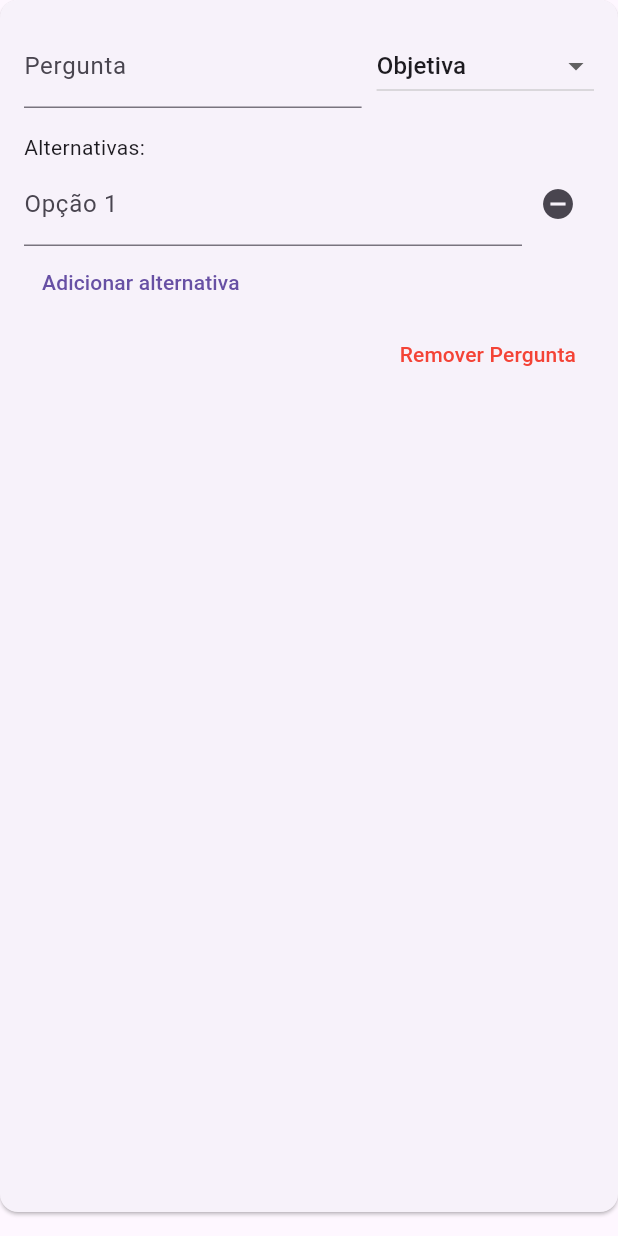
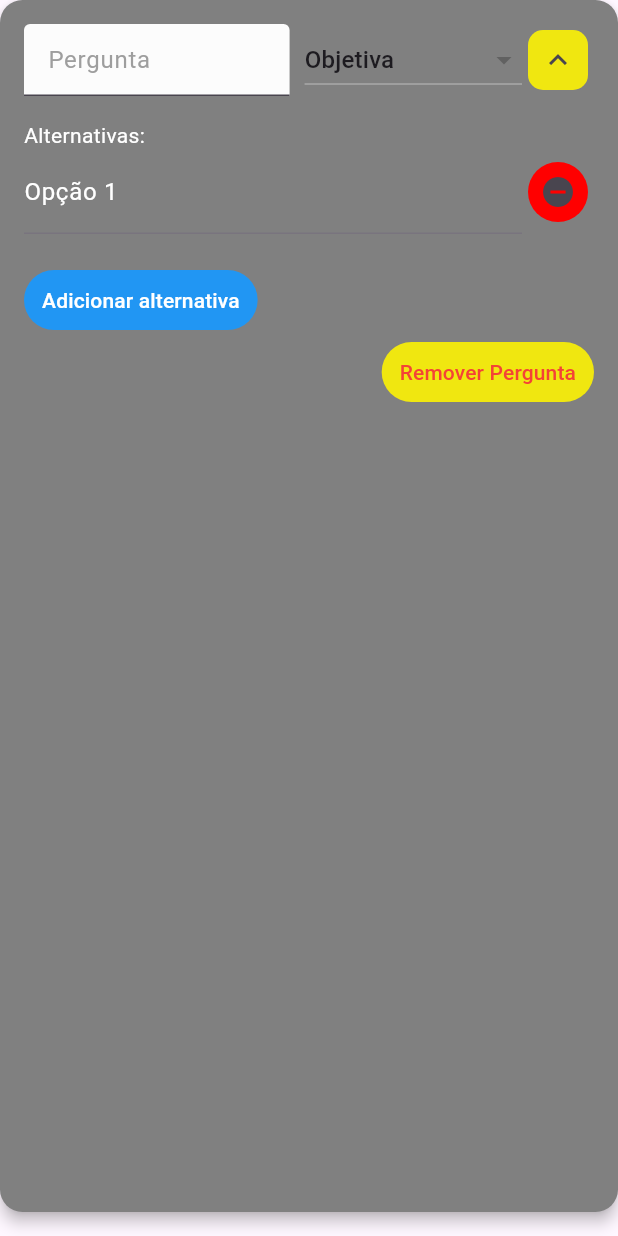
Before and after one commit to pereiraR3/Rota-Oeste-FrontEnd, a Flutter app: the QuestionCard widget shown alone on an empty page, opened directly with empty values, on a phone screen of 412 x 824 dp. Run offline on Flutter 3.47's test engine with Material 3 defaults, Android fonts, the phone set to English and light mode, and no system bars; our stand-ins replace shared_preferences; accounts and stored records are empty; network calls fail.

Commit message:
ajuste das telas de checklist e relatorio

```diff
--- a/flutter_application_2/lib/telas/tela_criacao_checklist.dart
+++ b/flutter_application_2/lib/telas/tela_criacao_checklist.dart
@@ -18,6 +18,9 @@ class _TelaCriacaoChecklistState extends State<TelaCriacaoChecklist> {
   final TextEditingController nomeCheckListController = TextEditingController();
   void addQuestion() {
     setState(() {
+      for (var question in questions) {
+        question.isExpanded = false; // Fecha as outras perguntas
+      }
       questions.add(Question());
     });
   }
@@ -27,23 +30,20 @@ class _TelaCriacaoChecklistState extends State<TelaCriacaoChecklist> {
       questions.removeAt(index);
     });
   }
+
   @override
   void initState() {
     super.initState();
     _loadToken();
   }
 
-
   Future<void> _loadToken() async {
     final prefs = await SharedPreferences.getInstance();
     setState(() {
       token = prefs.getString('token');
-
     });
     print('Token carregado para requisição: $token');
   }
-
-
 
   Future<void> Chequelist() async {
     try {
@@ -90,13 +90,13 @@ Future<void> criaQuestao(int idChecklist) async {
       for (var question in questions) {
         String tituloQuestao = question.questionText;
         String tipoQuestao = question.questionType; // Conversão correta
-      if (tipoQuestao == 'Imagem'){
+        if (tipoQuestao == 'Imagem') {
           tipoQuestaoID = 3;
-      }else if (tipoQuestao == 'Múltipla Escolha'){
+        } else if (tipoQuestao == 'Múltipla Escolha') {
           tipoQuestaoID = 2;
-      }else if (tipoQuestao == 'Objetiva'){
+        } else if (tipoQuestao == 'Objetiva') {
           tipoQuestaoID = 1;
-      }else {
+        } else {
           tipoQuestaoID = 1; // Um valor padrão, caso necessário
         }
         // Fazendo a requisição HTTP POST para cada questão
@@ -178,16 +178,15 @@ Future<void> criaAlternativa(int idQuestao, List<String> options) async {
     }
   }
 
-void ca(){
+  void ca() {
     int index = 0;
-  for (var q in questions){
+    for (var q in questions) {
       index += 1;
       print(q.options);
       print(q.questionText);
       print(q.questionType);
     }
   }
-
 
   @override
   Widget build(BuildContext context) {
@@ -208,11 +207,12 @@ void ca(){
                 SizedBox(height: 20),
                 Container(
                   padding: EdgeInsets.all(20),
-                  width: screenSize.width * 0.6, // 80% da largura da tela
+                  width: screenSize.width * 0.6, // 60% da largura da tela
                   height: screenSize.height * 0.8, // 80% da altura da tela
                   decoration: BoxDecoration(
+                    border: Border.all(color: Color.fromRGBO(1, 1, 1, 1)),
                     borderRadius: BorderRadius.circular(15),
-                    color: Color.fromRGBO(117, 117, 117, 1),
+                    color: Color.fromRGBO(255, 255, 255, 1),
                   ),
                   child: Column(
                     children: [
@@ -239,7 +239,8 @@ void ca(){
                                     controller: nomeCheckListController,
                                     decoration: InputDecoration(
                                       filled: true,
-                                      fillColor: Colors.white,
+                                      fillColor:
+                                          const Color.fromRGBO(240, 231, 16, 1),
                                     ),
                                   ),
                                 ),
@@ -250,7 +251,7 @@ void ca(){
                             width: 120,
                           ),
                           ElevatedButton(
-                            onPressed:Chequelist,
+                            onPressed: Chequelist,
                             child: Text("Salvar Checklist"),
                             style: ElevatedButton.styleFrom(
                                 foregroundColor: Colors.black,
@@ -302,6 +303,7 @@ class Question {
   String questionText = '';
   String questionType = 'Objetiva'; // Tipos: Objetiva, Múltipla Escolha, Imagem
   List<String> options = [''];
+  bool isExpanded = true;
 
   void addOption() {
     options.add('');
@@ -336,6 +338,12 @@ class _QuestionCardState extends State<QuestionCard> {
   @override
   Widget build(BuildContext context) {
     return Card(
+      color: const Color.fromARGB(255, 128, 128, 128), // Cor de fundo do Card
+      elevation: 4, // Sombra abaixo do Card (opcional)
+      shape: RoundedRectangleBorder(
+        borderRadius:
+            BorderRadius.circular(15), // Bordas arredondadas (opcional)
+      ),
       margin: const EdgeInsets.only(bottom: 16),
       child: Padding(
         padding: const EdgeInsets.all(16.0),
@@ -349,7 +357,15 @@ class _QuestionCardState extends State<QuestionCard> {
                     onChanged: (value) {
                       widget.question.questionText = value;
                     },
-                    decoration: InputDecoration(labelText: 'Pergunta'),
+                    decoration: InputDecoration(
+                      hintText: "Pergunta",
+                      hintStyle: TextStyle(
+                        color: Colors.grey, // Cor do hint text
+                      ),
+                      filled: true,
+                      fillColor: Color.fromRGBO(252, 252, 252, 1),
+                    ),
+                    style: TextStyle(color: Colors.black),
                   ),
                 ),
                 SizedBox(width: 10),
@@ -369,12 +385,40 @@ class _QuestionCardState extends State<QuestionCard> {
                     );
                   }).toList(),
                 ),
+                IconButton(
+                  icon:
+                      Icon(isExpanded ? Icons.expand_less : Icons.expand_more),
+                  onPressed: () {
+                    setState(() {
+                      isExpanded =
+                          !isExpanded; // Alterna entre expandido e recolhido
+                    });
+                  },
+                  style: ButtonStyle(
+                    backgroundColor: MaterialStateProperty.all<Color>(
+                        const Color.fromRGBO(
+                            240, 231, 16, 1)!), // Cor de fundo do botão
+                    shape: MaterialStateProperty.all<RoundedRectangleBorder>(
+                      RoundedRectangleBorder(
+                        borderRadius:
+                            BorderRadius.circular(10.0), // Borda arredondada
+                      ),
+                    ),
+                  ),
+                )
               ],
             ),
             SizedBox(height: 16),
+            if (isExpanded)
+              Column(
+                crossAxisAlignment: CrossAxisAlignment.start,
+                children: [
                   if (selectedType == 'Objetiva' ||
                       selectedType == 'Múltipla Escolha') ...[
-              Text('Alternativas:'),
+                    Text(
+                      'Alternativas:',
+                      style: TextStyle(color: Colors.white),
+                    ),
                     ListView.builder(
                       shrinkWrap: true,
                       physics: NeverScrollableScrollPhysics(),
@@ -389,7 +433,7 @@ class _QuestionCardState extends State<QuestionCard> {
                                 },
                                 decoration: InputDecoration(
                                     labelText: 'Opção ${index + 1}',
-                          ),
+                                    labelStyle: TextStyle(color: Colors.white)),
                               ),
                             ),
                             IconButton(
@@ -399,10 +443,17 @@ class _QuestionCardState extends State<QuestionCard> {
                                     widget.question.removeOption(index);
                                   });
                                 },
-                      ),
+                                style: ButtonStyle(
+                                    backgroundColor:
+                                        MaterialStateProperty.all<Color>(
+                                            const Color.fromARGB(
+                                                255, 255, 0, 0)!))),
                           ],
                         );
                       },
+                    ),
+                    SizedBox(
+                      height: 20,
                     ),
                     TextButton(
                       onPressed: () {
@@ -410,7 +461,14 @@ class _QuestionCardState extends State<QuestionCard> {
                           widget.question.addOption();
                         });
                       },
-                child: Text('Adicionar alternativa'),
+                      style: TextButton.styleFrom(
+                        foregroundColor: Colors.white, // Cor do texto
+                        backgroundColor: Colors.blue, // Cor de fundo
+                      ),
+                      child: Text(
+                        'Adicionar alternativa',
+                        style: TextStyle(color: Colors.white),
+                      ),
                     ),
                   ] else if (selectedType == 'Imagem') ...[
                     Text('Resposta aceita no formato de:'),
@@ -429,8 +487,11 @@ class _QuestionCardState extends State<QuestionCard> {
                       child: Text('Remover Pergunta'),
                       style: TextButton.styleFrom(
                         foregroundColor: Colors.red,
+                        backgroundColor: const Color.fromRGBO(240, 231, 16, 1),
                       ),
                     ),
+                  ),
+                ],
               ),
           ],
         ),
--- a/flutter_application_2/lib/telas/tela_login.dart
+++ b/flutter_application_2/lib/telas/tela_login.dart
@@ -37,7 +37,7 @@ class _LoginScreenState extends State<LoginScreen> {
     try {
       final response = await http.post(
         Uri.parse(
-            'http://localhost:5092/auth/login'),
+            'https://run.mocky.io/v3/6ec762ec-18b4-499e-ae8d-68ed2fc24496'),
         headers: {
           'Content-Type': 'application/json',
         },
@@ -88,13 +88,18 @@ Widget build(BuildContext context) {
             child: Row(
               mainAxisAlignment: MainAxisAlignment.center,
               children: [
-               if (!isSmallScreen) Flexible(child: ImgLogin()), // Usa Flexible para evitar largura infinita
-                if (!isSmallScreen) SizedBox(width: 50), // Espaçamento ao lado da imagem
+                if (!isSmallScreen)
+                  Flexible(
+                      child:
+                          ImgLogin()), // Usa Flexible para evitar largura infinita
+                if (!isSmallScreen)
+                  SizedBox(width: 50), // Espaçamento ao lado da imagem
                 Container(
                   decoration: BoxDecoration(
                     borderRadius: BorderRadius.circular(15),
                     color: Color.fromRGBO(55, 55, 55, 1),
-                ),constraints: BoxConstraints(
+                  ),
+                  constraints: BoxConstraints(
                     maxWidth: 400, // Limita a largura máxima para telas grandes
                     minWidth: isSmallScreen ? constraints.maxWidth * 0.9 : 400,
                   ),
@@ -124,7 +129,6 @@ Widget build(BuildContext context) {
       ),
     );
   }
-
 }
 
 // Componentes da tela de login
--- a/flutter_application_2/lib/telas/tela_relatorio.dart
+++ b/flutter_application_2/lib/telas/tela_relatorio.dart
@@ -31,7 +31,8 @@ class _RelatorioScreenState extends State<RelatorioScreen> {
   Future<void> fechTodosCheckLists() async {
     try {
       final response = await http.get(
-      Uri.parse('https://run.mocky.io/v3/4c8f5a69-f846-4b9a-87a1-04c914de88d1'),
+        Uri.parse(
+            'https://run.mocky.io/v3/4c8f5a69-f846-4b9a-87a1-04c914de88d1'),
         headers: {
           'Authorization': 'Bearer ${widget.token}',
           'Content-Type': 'application/json',
@@ -39,7 +40,6 @@ Future<void> fechTodosCheckLists() async {
       );
 
       if (response.statusCode == 200) {
-
         final data = json.decode(response.body);
 
         if (data != null && data is List) {
@@ -49,7 +49,8 @@ if (data != null && data is List) {
               String titulo = item['nome'] ?? 'Título Desconhecido';
 
               // Conta a quantidade de questões presentes no checklist
-      int quantidade = item['questoes'] != null && item['questoes'] is List
+              int quantidade =
+                  item['questoes'] != null && item['questoes'] is List
                       ? (item['questoes'] as List).length
                       : 0;
 
@@ -62,9 +63,9 @@ if (data != null && data is List) {
                 'dataCriacao': dataCriacao,
               };
             }).toList();
-    filteredRelatorios = List.from(relatorios); // Inicializa a lista filtrada
+            filteredRelatorios =
+                List.from(relatorios); // Inicializa a lista filtrada
           });
-
         } else {
           throw Exception('Formato de dados inválido');
         }
@@ -102,14 +103,17 @@ if (data != null && data is List) {
           SideBar(token: widget.token),
           Expanded(
             child: Container(
-              padding: EdgeInsets.symmetric(horizontal: screenSize.width * 0.02),
+              padding:
+                  EdgeInsets.symmetric(horizontal: screenSize.width * 0.02),
               child: Column(
                 mainAxisAlignment: MainAxisAlignment.center,
                 crossAxisAlignment: CrossAxisAlignment.center,
                 children: [
                   Text(
                     'Gere os relatórios aqui',
-                  style: TextStyle(fontSize: screenSize.width * 0.04, fontWeight: FontWeight.bold),
+                    style: TextStyle(
+                        fontSize: screenSize.width * 0.04,
+                        fontWeight: FontWeight.bold),
                   ),
                   SizedBox(height: screenSize.height * 0.02),
                   Container(
@@ -227,21 +231,24 @@ if (data != null && data is List) {
                                             icon: Icon(Icons.picture_as_pdf),
                                             label: Text('Gerar'),
                                             style: ElevatedButton.styleFrom(
-
                                               foregroundColor: Colors.black,
                                               backgroundColor:
                                                   const Color.fromRGBO(
                                                       240, 231, 16, 1),
                                               shape:
                                                   const RoundedRectangleBorder(
-                                                        borderRadius:
-                                                            BorderRadius.zero)),
-
+                                                borderRadius: BorderRadius.zero,
+                                              ),
+                                            ),
                                           ),
                                         ),
                                       ),
                                     ],
                                   ),
+                                  Divider(
+                                      thickness: 1,
+                                      color: Colors
+                                          .grey), // Linha horizontal entre itens
                                 ],
                               );
                             },
```
Lines whose indentation alone changed are shown as unchanged.
